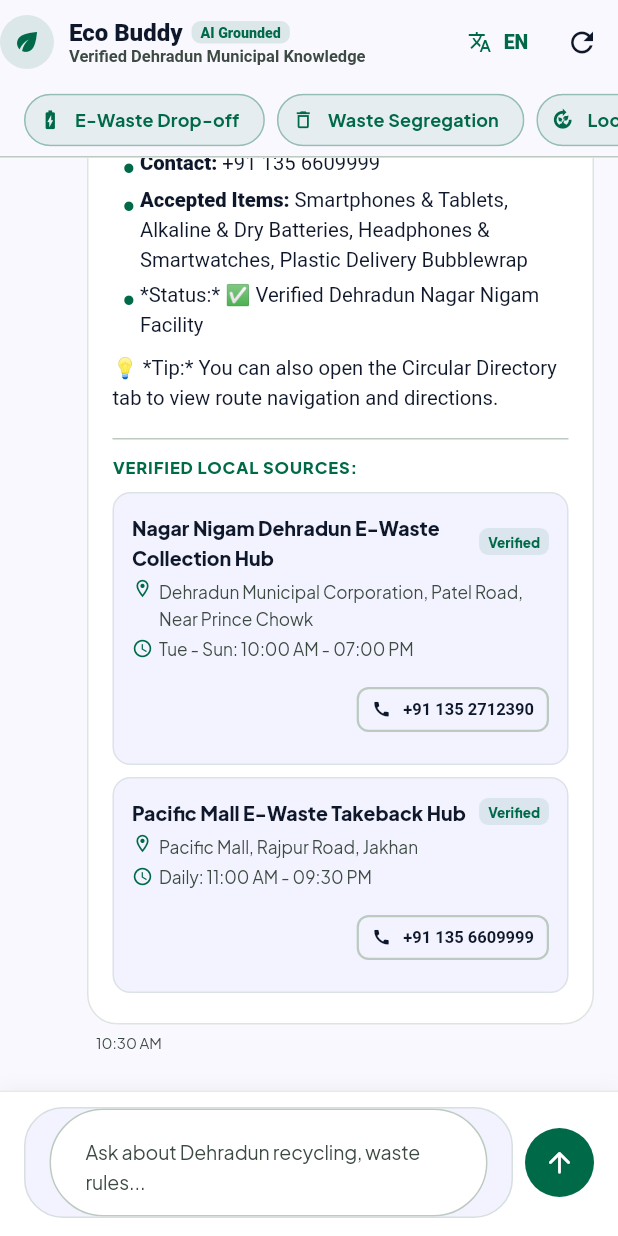
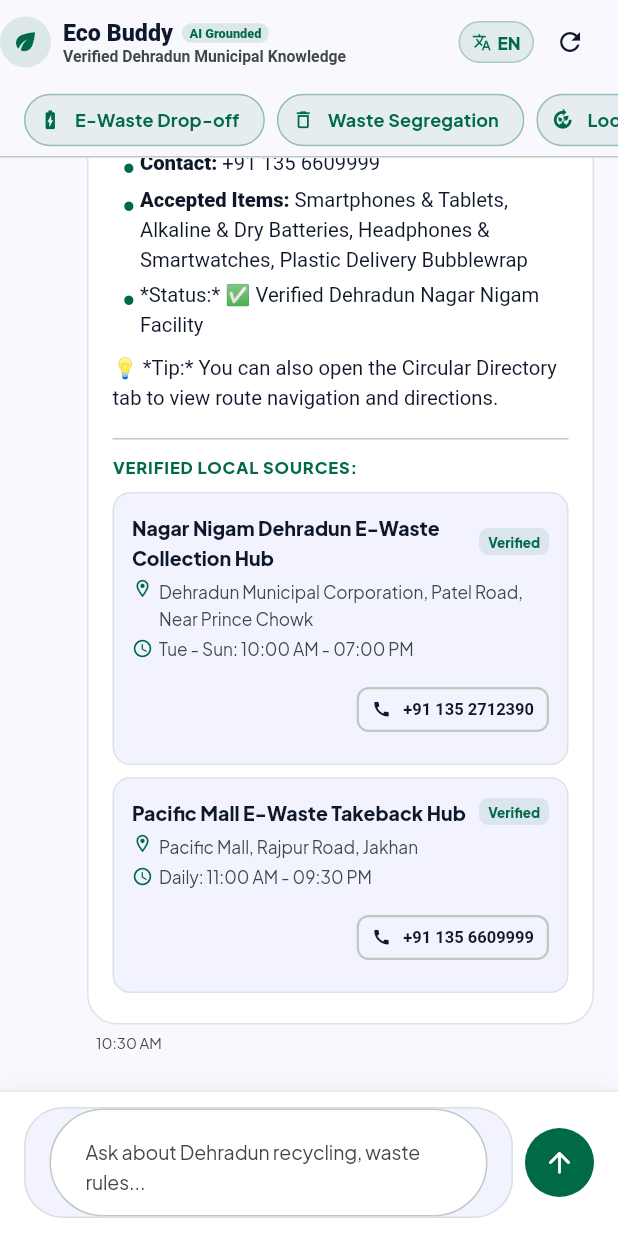
Before and after one commit to AlgoKnight11/Evora, a Flutter app: the EcoBuddyScreen screen opened by its route, after a tap on "EN", after a tap on "हिन्दी", after a tap on "E-Waste Drop-off", on a phone screen of 412 x 824 dp. Run offline on Flutter 3.47's test engine with Material 3 defaults, Android fonts, the phone set to English and light mode, and no system bars; our stand-ins replace cloud_firestore, firebase_auth, firebase_core, flutter_dotenv, flutter_riverpod, geolocator and 6 more; accounts and stored records are empty; network calls fail.

Commit message:
fix(ui): resolve horizontal overflow on dashboard spotlight card and Eco Buddy Hindi app bar

```diff
--- a/lib/features/eco_buddy/screens/eco_buddy_screen.dart
+++ b/lib/features/eco_buddy/screens/eco_buddy_screen.dart
@@ -112,8 +112,8 @@ class _EcoBuddyScreenState extends ConsumerState<EcoBuddyScreen> {
         title: Row(
           children: [
             Container(
-              width: 36,
-              height: 36,
+              width: 34,
+              height: 34,
               decoration: BoxDecoration(
                 color: EvoraColors.primary.withValues(alpha: 0.12),
                 shape: BoxShape.circle,
@@ -121,26 +121,32 @@ class _EcoBuddyScreenState extends ConsumerState<EcoBuddyScreen> {
               child: const Icon(
                 Icons.eco,
                 color: EvoraColors.primary,
-                size: 20,
+                size: 19,
               ),
             ),
-            const SizedBox(width: 10),
+            const SizedBox(width: 8),
             Expanded(
               child: Column(
                 crossAxisAlignment: CrossAxisAlignment.start,
+                mainAxisSize: MainAxisSize.min,
                 children: [
                   Row(
+                    mainAxisSize: MainAxisSize.min,
                     children: [
-                      Text(
-                        isHindi ? 'इको बडी (Eco Buddy)' : 'Eco Buddy',
-                        style: const TextStyle(
-                          fontSize: 16,
-                          fontWeight: FontWeight.w800,
+                      Flexible(
+                        child: Text(
+                          isHindi ? 'इको बडी' : 'Eco Buddy',
+                          style: const TextStyle(
+                            fontSize: 15.5,
+                            fontWeight: FontWeight.w800,
+                          ),
+                          maxLines: 1,
+                          overflow: TextOverflow.ellipsis,
                         ),
                       ),
                       const SizedBox(width: 6),
                       Container(
-                        padding: const EdgeInsets.symmetric(horizontal: 6, vertical: 2),
+                        padding: const EdgeInsets.symmetric(horizontal: 5, vertical: 1.5),
                         decoration: BoxDecoration(
                           color: EvoraColors.primary.withValues(alpha: 0.12),
                           borderRadius: BorderRadius.circular(6),
@@ -148,7 +154,7 @@ class _EcoBuddyScreenState extends ConsumerState<EcoBuddyScreen> {
                         child: const Text(
                           'AI Grounded',
                           style: TextStyle(
-                            fontSize: 9.5,
+                            fontSize: 8.5,
                             fontWeight: FontWeight.w800,
                             color: EvoraColors.primary,
                           ),
@@ -161,7 +167,7 @@ class _EcoBuddyScreenState extends ConsumerState<EcoBuddyScreen> {
                         ? 'देहरादून नगर निगम सत्यापित ज्ञान'
                         : 'Verified Dehradun Municipal Knowledge',
                     style: const TextStyle(
-                      fontSize: 11,
+                      fontSize: 10.5,
                       color: EvoraColors.onSurfaceVariant,
                     ),
                     maxLines: 1,
@@ -173,26 +179,44 @@ class _EcoBuddyScreenState extends ConsumerState<EcoBuddyScreen> {
           ],
         ),
         actions: [
-          // Language toggle button (EN / HI)
-          TextButton.icon(
-            style: TextButton.styleFrom(
-              padding: const EdgeInsets.symmetric(horizontal: 10),
-              foregroundColor: EvoraColors.primary,
+          // Compact language toggle pill
+          Center(
+            child: InkWell(
+              onTap: () => ref.read(ecoBuddyProvider.notifier).toggleLanguage(),
+              borderRadius: BorderRadius.circular(20),
+              child: Container(
+                padding: const EdgeInsets.symmetric(horizontal: 8, vertical: 4),
+                decoration: BoxDecoration(
+                  color: EvoraColors.primary.withValues(alpha: 0.1),
+                  borderRadius: BorderRadius.circular(20),
+                  border: Border.all(color: EvoraColors.primary.withValues(alpha: 0.25)),
+                ),
+                child: Row(
+                  mainAxisSize: MainAxisSize.min,
+                  children: [
+                    const Icon(Icons.translate, size: 13, color: EvoraColors.primary),
+                    const SizedBox(width: 4),
+                    Text(
+                      isHindi ? 'हिन्दी' : 'EN',
+                      style: const TextStyle(
+                        fontWeight: FontWeight.w800,
+                        fontSize: 11.5,
+                        color: EvoraColors.primary,
+                      ),
+                    ),
+                  ],
+                ),
+              ),
             ),
-            icon: const Icon(Icons.translate, size: 16),
-            label: Text(
-              isHindi ? 'हिन्दी' : 'EN',
-              style: const TextStyle(fontWeight: FontWeight.w800, fontSize: 13),
-            ),
-            onPressed: () {
-              ref.read(ecoBuddyProvider.notifier).toggleLanguage();
-            },
           ),
           IconButton(
-            icon: const Icon(Icons.refresh, size: 22),
+            icon: const Icon(Icons.refresh, size: 20),
+            padding: const EdgeInsets.all(8),
+            constraints: const BoxConstraints(),
             tooltip: isHindi ? 'रीसेट करें' : 'Clear Chat',
             onPressed: _showClearChatDialog,
           ),
+          const SizedBox(width: 8),
         ],
       ),
       body: Column(
```
Also changed, not shown: lib/features/neighbourhood/screens/home_screen.dart (+28 -18 lines), 1 other file.
